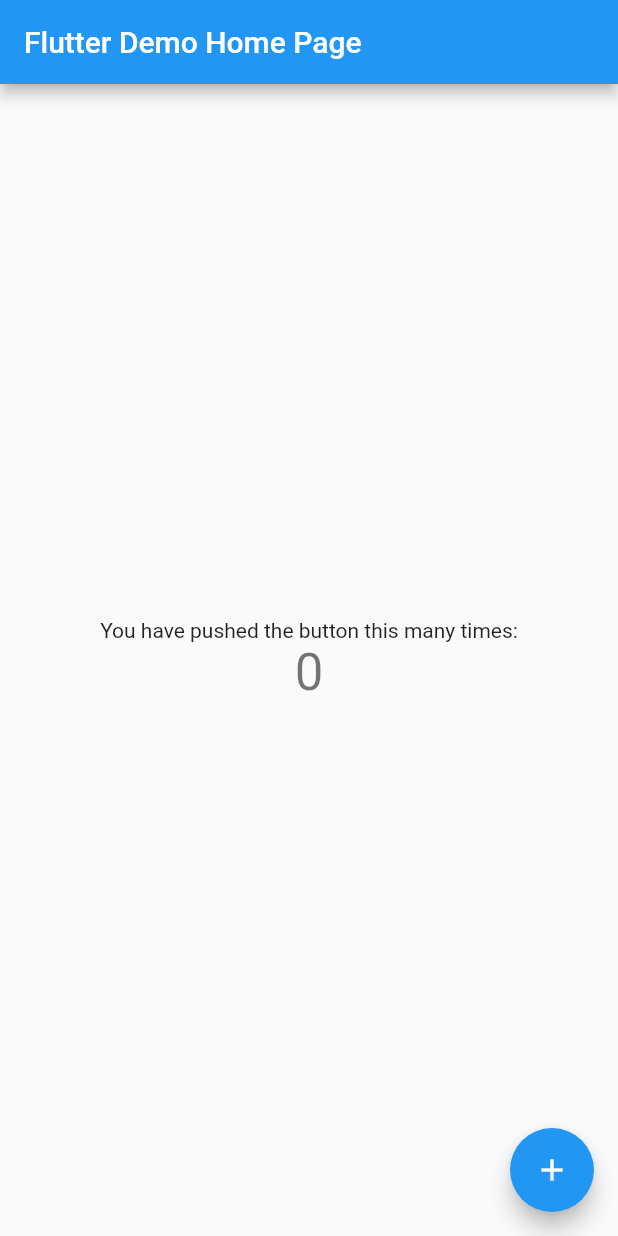
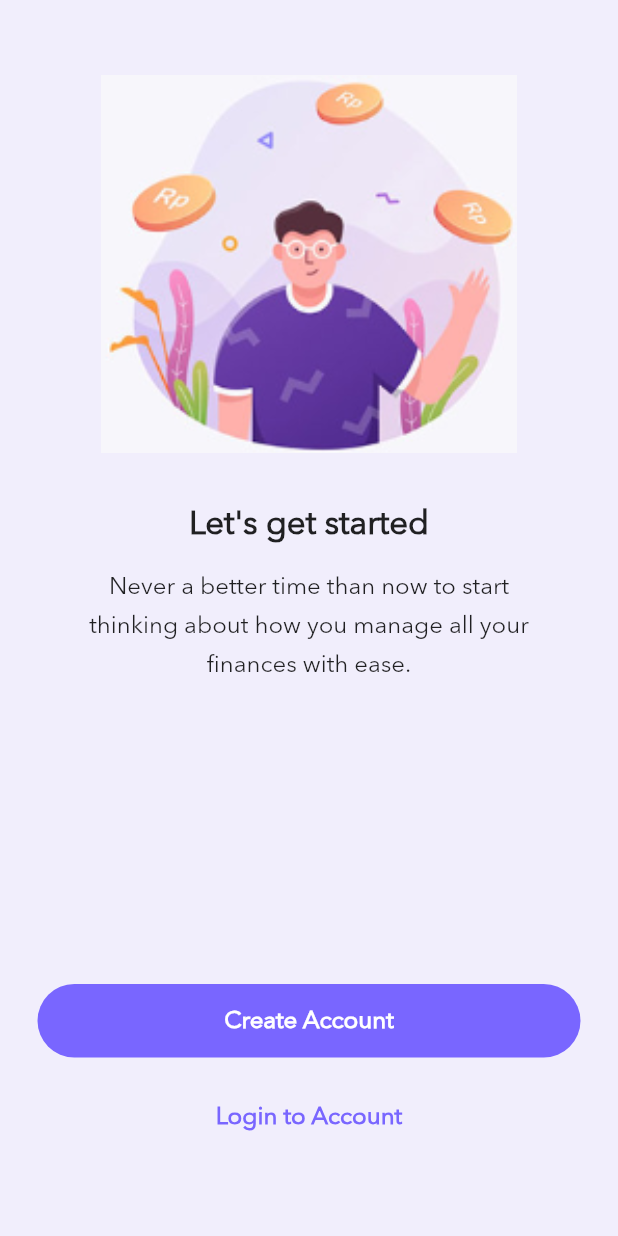
Before and after one commit to feMoraes0/finance-ui, a Flutter app: the screen it shows after launch, on a phone screen of 412 x 824 dp. Run offline on Flutter 3.47's test engine with Material 2 defaults, Android fonts, the phone set to English and light mode, and no system bars.

Commit message:
Added first screen to register flow

```diff
--- /dev/null
+++ b/lib/app/login/get_start.dart
@@ -0,0 +1,84 @@
+import 'package:flutter/material.dart';
+
+class GetStart extends StatelessWidget {
+  @override
+  Widget build(BuildContext context) {
+    Size size = MediaQuery.of(context).size;
+    return Scaffold(
+      body: Container(
+        height: size.height,
+        width: size.width,
+        decoration: BoxDecoration(
+          color: Color(0xfff1eefc),
+        ),
+        child: SafeArea(
+          child: Column(
+            mainAxisAlignment: MainAxisAlignment.spaceBetween,
+            children: <Widget>[
+              Container(
+                child: Column(
+                  children: <Widget>[
+                    Container(
+                      width: size.width - 135.0,
+                      height: size.width - 160.0,
+                      margin: EdgeInsets.only(top: 50.0, bottom: 35.0),
+                      decoration: BoxDecoration(
+                        image: DecorationImage(image: AssetImage("assets/Icon001.png"), fit: BoxFit.fitWidth),
+                      ),
+                    ),
+                    Container(
+                      margin: EdgeInsets.only(bottom: 15.0),
+                      child: Text(
+                        "Let's get started",
+                        style: TextStyle(fontSize: 22.0, fontWeight: FontWeight.bold),
+                      ),
+                    ),
+                    Container(
+                      margin: EdgeInsets.symmetric(horizontal: 50.0),
+                      child: Text(
+                        "Never a better time than now to start thinking about how you manage all your finances with ease.",
+                        textAlign: TextAlign.center,
+                        style: TextStyle(
+                          fontSize: 16.0,
+                          height: 1.6
+                        ),
+                      ),
+                    )
+                  ],
+                ),
+              ),
+              /*** footer ***/
+              Container(
+                padding: EdgeInsets.only(bottom: 70.0),
+                child: Column(
+                  children: <Widget>[
+                    Container(
+                      padding: EdgeInsets.symmetric(vertical: 15.0),
+                      margin: EdgeInsets.only(bottom: 30.0),
+                      width: size.width - 50.0,
+                      decoration: BoxDecoration(
+                        color: Color(0xff7966ff),
+                        borderRadius: BorderRadius.circular(180.0),
+                      ),
+                      child: Text(
+                        "Create Account",
+                        textAlign: TextAlign.center,
+                        style: TextStyle(fontSize: 16.0, fontWeight: FontWeight.bold, color: Color(0xffffffff)),
+                      ),
+                    ),
+                    Container(
+                      child: Text(
+                        "Login to Account",
+                        style: TextStyle(fontSize: 16.0, fontWeight: FontWeight.bold, color: Color(0xff7966ff)),
+                      ),
+                    ),
+                  ],
+                ),
+              ),
+            ],
+          ),
+        ),
+      ),
+    );
+  }
+}
--- a/lib/main.dart
+++ b/lib/main.dart
@@ -1,3 +1,4 @@
+import 'package:finance/app/login/get_start.dart';
 import 'package:flutter/material.dart';
 
 void main() => runApp(MyApp());
@@ -7,105 +8,8 @@ class MyApp extends StatelessWidget {
   @override
   Widget build(BuildContext context) {
     return MaterialApp(
-      title: 'Flutter Demo',
-      theme: ThemeData(
-        // This is the theme of your application.
-        //
-        // Try running your application with "flutter run". You'll see the
-        // application has a blue toolbar. Then, without quitting the app, try
-        // changing the primarySwatch below to Colors.green and then invoke
-        // "hot reload" (press "r" in the console where you ran "flutter run",
-        // or simply save your changes to "hot reload" in a Flutter IDE).
-        // Notice that the counter didn't reset back to zero; the application
-        // is not restarted.
-        primarySwatch: Colors.blue,
-      ),
-      home: MyHomePage(title: 'Flutter Demo Home Page'),
+      theme: ThemeData(fontFamily: "Avenir Next"),
+      home: GetStart(),
     );
   }
 }
-
-class MyHomePage extends StatefulWidget {
-  MyHomePage({Key key, this.title}) : super(key: key);
-
-  // This widget is the home page of your application. It is stateful, meaning
-  // that it has a State object (defined below) that contains fields that affect
-  // how it looks.
-
-  // This class is the configuration for the state. It holds the values (in this
-  // case the title) provided by the parent (in this case the App widget) and
-  // used by the build method of the State. Fields in a Widget subclass are
-  // always marked "final".
-
-  final String title;
-
-  @override
-  _MyHomePageState createState() => _MyHomePageState();
-}
-
-class _MyHomePageState extends State<MyHomePage> {
-  int _counter = 0;
-
-  void _incrementCounter() {
-    setState(() {
-      // This call to setState tells the Flutter framework that something has
-      // changed in this State, which causes it to rerun the build method below
-      // so that the display can reflect the updated values. If we changed
-      // _counter without calling setState(), then the build method would not be
-      // called again, and so nothing would appear to happen.
-      _counter++;
-    });
-  }
-
-  @override
-  Widget build(BuildContext context) {
-    // This method is rerun every time setState is called, for instance as done
-    // by the _incrementCounter method above.
-    //
-    // The Flutter framework has been optimized to make rerunning build methods
-    // fast, so that you can just rebuild anything that needs updating rather
-    // than having to individually change instances of widgets.
-    return Scaffold(
-      appBar: AppBar(
-        // Here we take the value from the MyHomePage object that was created by
-        // the App.build method, and use it to set our appbar title.
-        title: Text(widget.title),
-      ),
-      body: Center(
-        // Center is a layout widget. It takes a single child and positions it
-        // in the middle of the parent.
-        child: Column(
-          // Column is also a layout widget. It takes a list of children and
-          // arranges them vertically. By default, it sizes itself to fit its
-          // children horizontally, and tries to be as tall as its parent.
-          //
-          // Invoke "debug painting" (press "p" in the console, choose the
-          // "Toggle Debug Paint" action from the Flutter Inspector in Android
-          // Studio, or the "Toggle Debug Paint" command in Visual Studio Code)
-          // to see the wireframe for each widget.
-          //
-          // Column has various properties to control how it sizes itself and
-          // how it positions its children. Here we use mainAxisAlignment to
-          // center the children vertically; the main axis here is the vertical
-          // axis because Columns are vertical (the cross axis would be
-          // horizontal).
-          mainAxisAlignment: MainAxisAlignment.center,
-          children: <Widget>[
-            Text(
-              'You have pushed the button this many times:',
-            ),
-            Text(
-              '$_counter',
-              style: Theme.of(context).textTheme.display1,
-            ),
-          ],
-        ),
-      ),
-      floatingActionButton: FloatingActionButton(
-        onPressed: _incrementCounter,
-        tooltip: 'Increment',
-        child: Icon(Icons.add),
-      ), // This trailing comma makes auto-formatting nicer for build methods.
-    );
-  }
-}
```
Also changed, not shown: pubspec.yaml (+7 -1 lines), assets/Icon001.jpg (deleted), assets/Icon001.png (added), lib/app/configs.dart (added).
